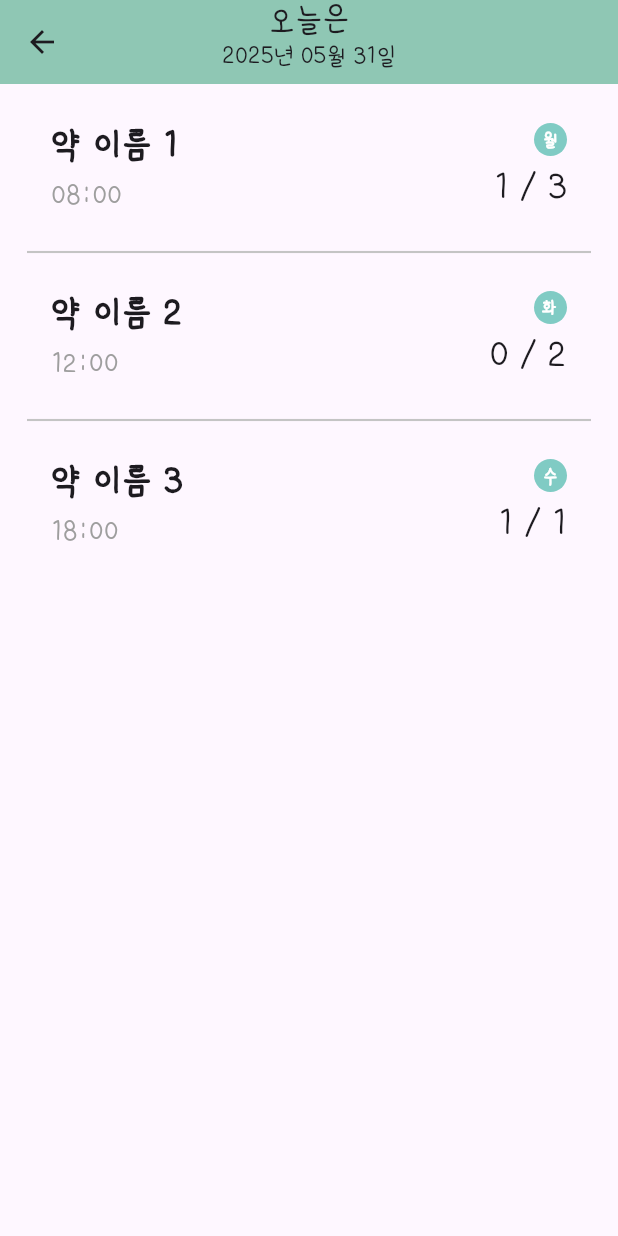
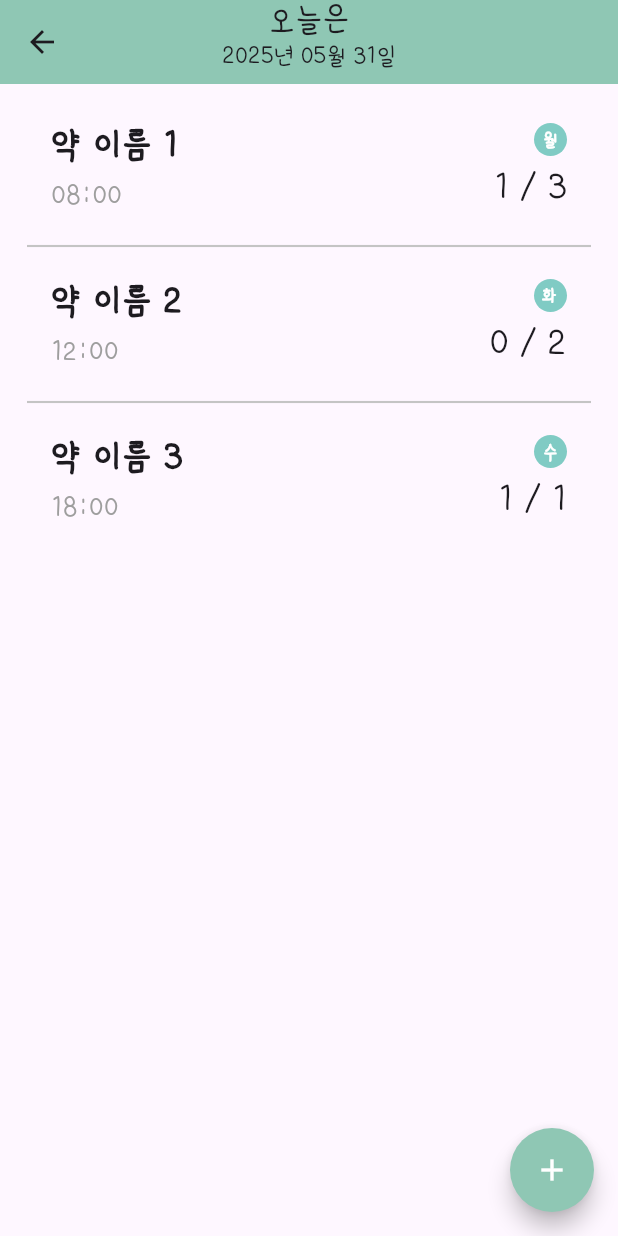
Before and after one commit to DrugManager/Drug, a Flutter app: the HomeScreen screen opened directly, on a phone screen of 412 x 824 dp. Run offline on Flutter 3.47's test engine with Material 3 defaults, Android fonts, the phone set to English and light mode, and no system bars; drawn by our look-alikes of flutter_slidable.

Commit message:
[Feat] #6 플로팅 버튼 추가

```diff
--- /dev/null
+++ b/devtools_options.yaml
@@ -0,0 +1,3 @@
+description: This file stores settings for Dart & Flutter DevTools.
+documentation: https://docs.flutter.dev/tools/devtools/extensions#configure-extension-enablement-states
+extensions:
--- a/lib/features/home/home_screen.dart
+++ b/lib/features/home/home_screen.dart
@@ -24,6 +24,18 @@ class HomeScreen extends StatelessWidget {
         ),
       ),
       body: drugList(),
+      floatingActionButton: FloatingActionButton(
+        onPressed: () {
+          //TODO - 약 추가 기능 구현
+          ScaffoldMessenger.of(
+            context,
+          ).showSnackBar(const SnackBar(content: Text('약 추가 기능')));
+        },
+        shape: RoundedRectangleBorder(borderRadius: BorderRadius.circular(50)),
+        backgroundColor: mainColor,
+        child: const Icon(Icons.add, color: Colors.white),
+      ),
+      floatingActionButtonLocation: FloatingActionButtonLocation.endFloat,
     );
   }
 }
--- a/lib/features/home/widget/drug_list_widget.dart
+++ b/lib/features/home/widget/drug_list_widget.dart
@@ -1,6 +1,6 @@
 import 'package:flutter/material.dart';
 import 'package:drug/models/drug_model.dart';
-import 'package:drug/features/home/widget/drug_list_viewmodel.dart';
+import 'package:drug/features/home/widget/drug_list_view_model.dart';
 import 'package:flutter_slidable/flutter_slidable.dart';
 
 Widget drugList() {
@@ -12,7 +12,7 @@ Widget drugList() {
     separatorBuilder:
         (context, index) => const Divider(
           thickness: 1.4,
-          height: 24,
+          height: 16,
           color: Color.fromARGB(255, 196, 196, 196),
         ),
     itemBuilder: (context, index) {
```
Also changed, not shown: lib/features/home/widget/drug_list_view_model.dart (renamed from lib/features/home/widget/drug_list_viewmodel.dart), 9 other files.
